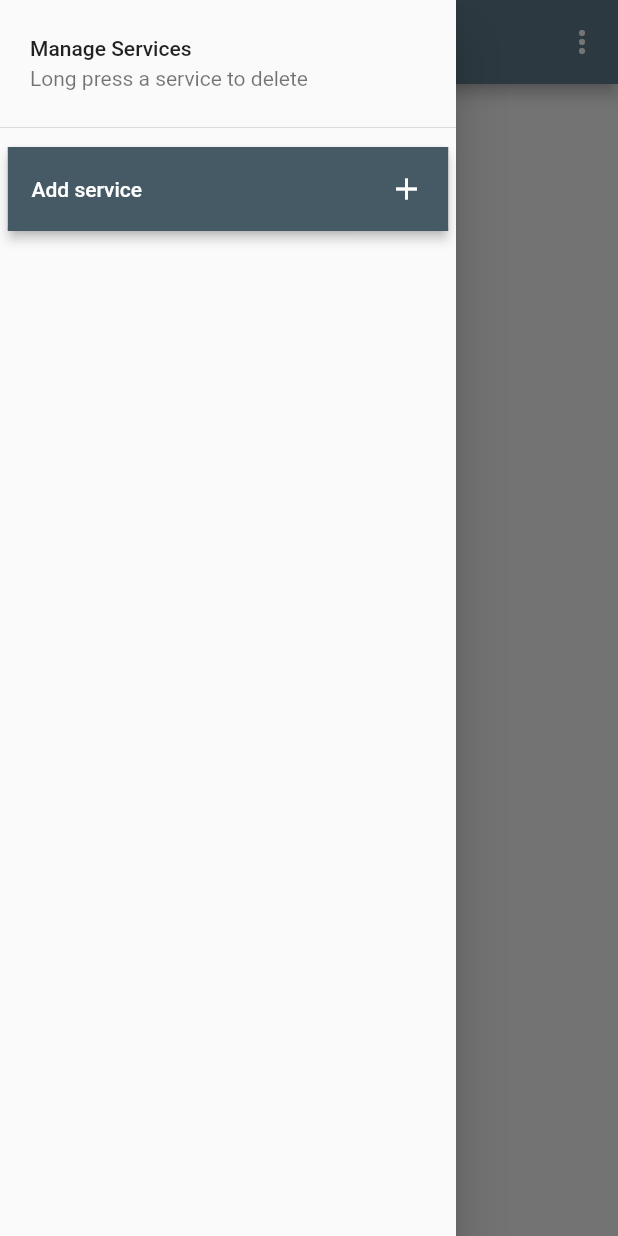
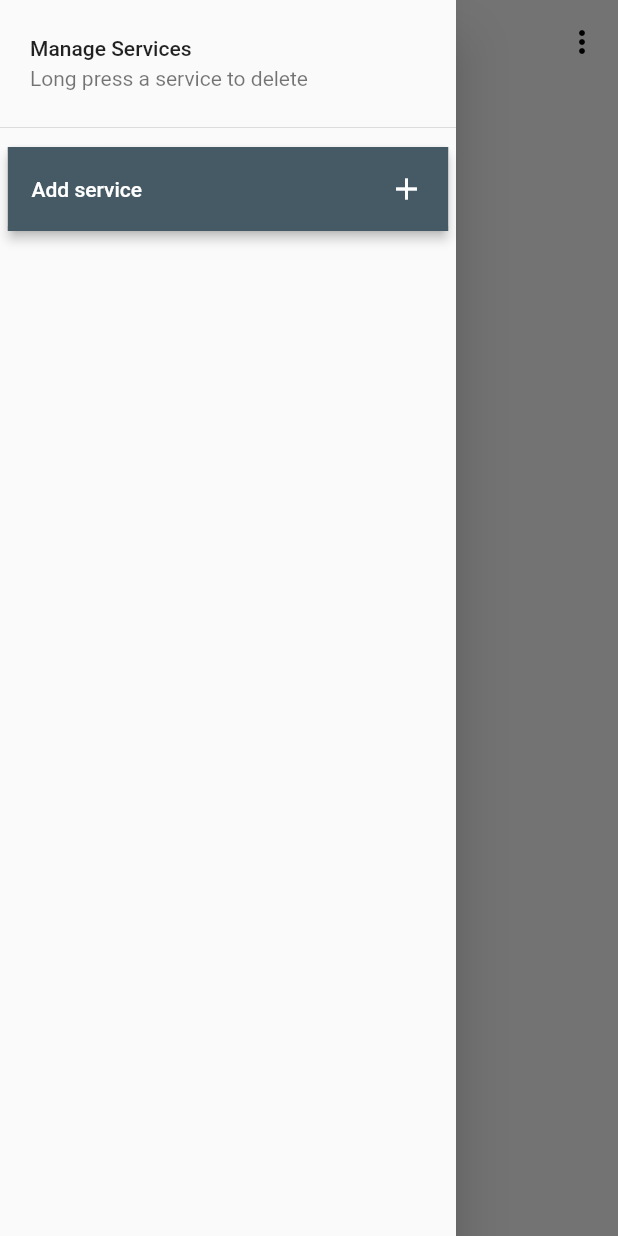
Before and after one commit to altid/altid, a Flutter app: the screen it shows after launch, with the side drawer open, on a phone screen of 412 x 824 dp. Run offline on Flutter 3.47's test engine with Material 2 defaults, Android fonts, the phone set to English and light mode, and no system bars; our stand-ins replace multicast_dns.

Commit message:
Update appbar

```diff
--- a/lib/main.dart
+++ b/lib/main.dart
@@ -1,6 +1,5 @@
 import 'package:flutter/material.dart';
 import 'package:provider/provider.dart';
-import 'package:flutter/cupertino.dart';
 import 'package:altid/src/service.dart';
 import 'package:altid/views/buffers.dart' as buffers;
 import 'package:altid/views/service.dart' as services;
@@ -25,14 +24,23 @@ class MyApp extends StatelessWidget {
   Widget build(BuildContext context) {
     return MaterialApp(
       title: 'Flutter Demo',
-      theme: ThemeData(
-        cupertinoOverrideTheme: const CupertinoThemeData(
-          textTheme: CupertinoTextThemeData(
-            dateTimePickerTextStyle: TextStyle(color: Colors.blue, fontSize: 16),
-            pickerTextStyle: TextStyle(color: Colors.blue, fontSize: 12),
-          ),
+      darkTheme: ThemeData(
+        appBarTheme: const AppBarTheme(
+          backgroundColor: Colors.transparent,
+          elevation: 0,
+          foregroundColor: Colors.white,
         ),
         primarySwatch: Colors.blueGrey,
+        brightness: Brightness.dark,
+      ),
+      theme: ThemeData(
+        appBarTheme: const AppBarTheme(
+          backgroundColor: Colors.transparent,
+          elevation: 0,
+          foregroundColor: Colors.black,
+        ),
+        primarySwatch: Colors.blueGrey,
+        brightness: Brightness.light,
       ),
       initialRoute: '/',
       routes: {
--- a/lib/views/buffers.dart
+++ b/lib/views/buffers.dart
@@ -14,6 +14,7 @@ class CreateWidget extends StatelessWidget {
     TextEditingController _inputController = TextEditingController();
 
     return Scaffold(
+
       drawer: menu.build(),
       appBar: AppBar(
         title: Text(buffer.name),
--- a/lib/views/landing.dart
+++ b/lib/views/landing.dart
@@ -24,7 +24,6 @@ class _MyHomePageState extends State<Welcome> {
     return Scaffold(
       appBar: AppBar(
         title: const Text("Services"),
-        centerTitle: true,
         actions: [
           PopupMenuButton<int>(
             onSelected: (item) => menuSelected(context, item),
@@ -43,7 +42,7 @@ class _MyHomePageState extends State<Welcome> {
       ),
       extendBodyBehindAppBar: true,
       drawer: menu.build(),
-      body: Center(child: Text("hi")),
+      body: const Center(child: Text("hi")),
     );
   }
 }
--- a/lib/views/service.dart
+++ b/lib/views/service.dart
@@ -9,9 +9,9 @@ class CreateWidget extends StatelessWidget {
   Widget build(BuildContext context) {
     return Scaffold(
       appBar: AppBar(
-        title: Text('Add a Service'),
+        title: const Text('Add a Service'),
       ),
-      body: AddServiceWidget(),
+      body: const AddServiceWidget(),
     );
   }
 }
--- a/lib/views/settings.dart
+++ b/lib/views/settings.dart
@@ -7,7 +7,7 @@ class CreateWidget extends StatelessWidget {
   Widget build(BuildContext context) {
     return Scaffold(
       appBar: AppBar(
-        title: Text('Settings'),
+        title: const Text('Settings'),
       ),
     );
   }
```
